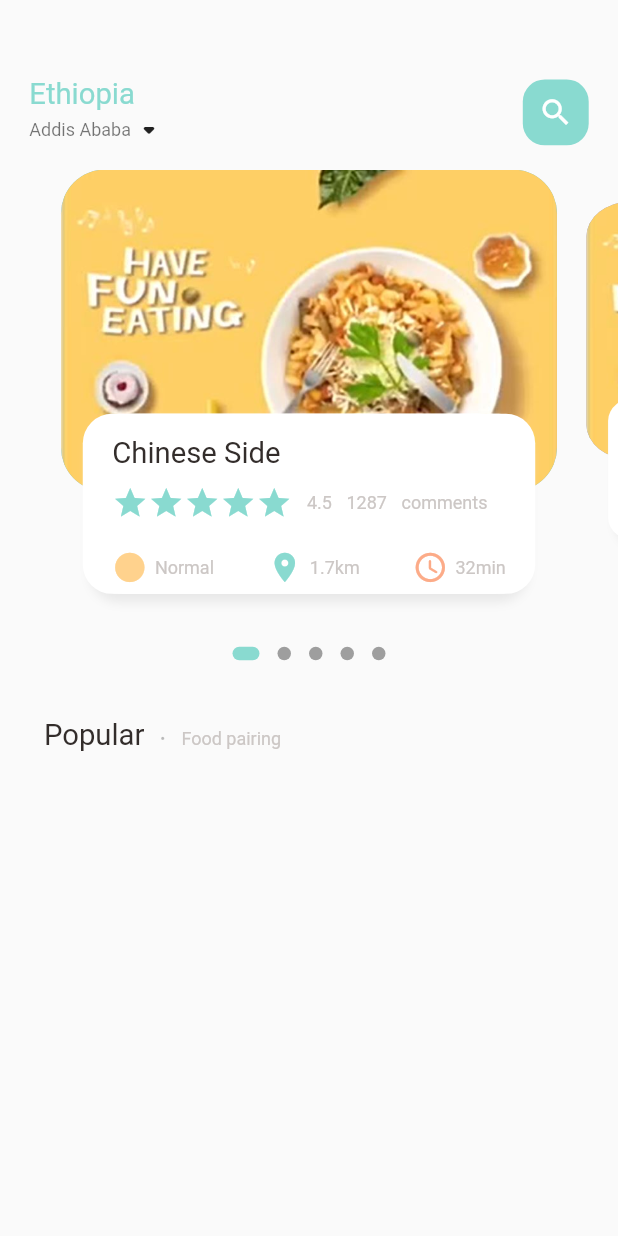
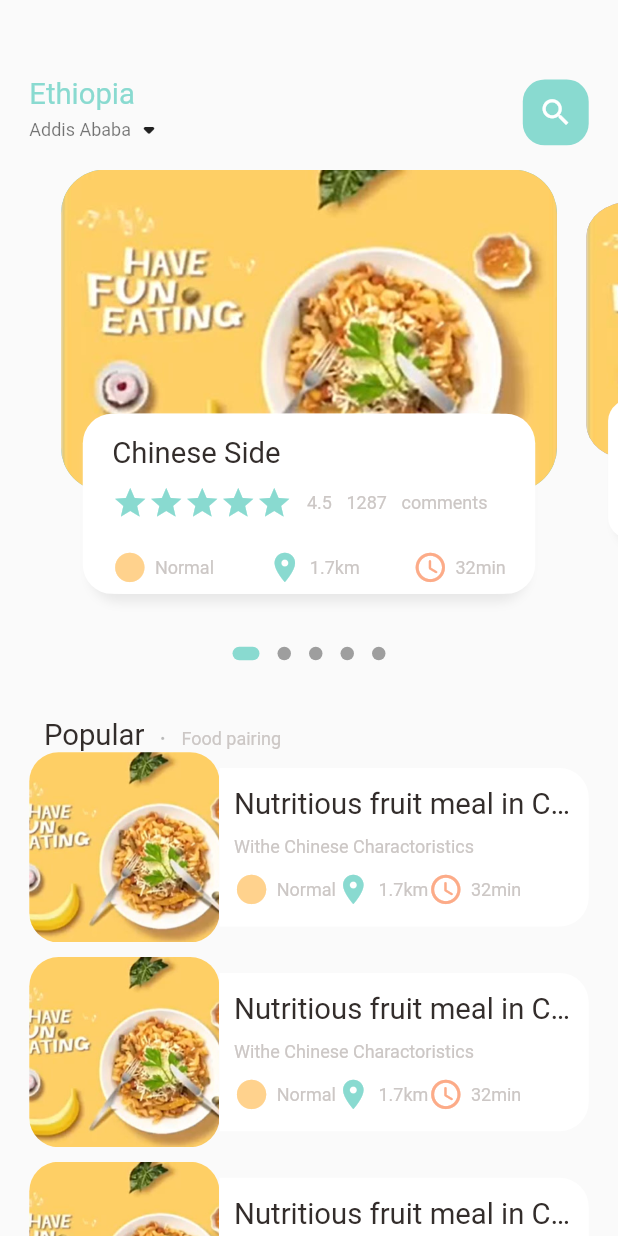
Before and after one commit to dag-tad/enat_guada, a Flutter app: the screen it shows after launch, on a phone screen of 412 x 824 dp. Run offline on Flutter 3.47's test engine with Material 2 defaults, Android fonts, the phone set to English and light mode, and no system bars; drawn by our look-alikes of dots_indicator; our stand-ins replace get.

Commit message:
add popular meal list

```diff
--- a/lib/home/food_page_body.dart
+++ b/lib/home/food_page_body.dart
@@ -72,19 +72,95 @@
               crossAxisAlignment: CrossAxisAlignment.end,
               children: [
                 BigText(text: "Popular"),
-                SizedBox(width: Dimensions.width10,),
+                SizedBox(
+                  width: Dimensions.width10,
+                ),
                 Container(
                     margin: const EdgeInsets.only(bottom: 3),
-                  child: BigText(text: ".", color: Colors.black26)
+                    child: BigText(text: ".", color: Colors.black26)),
+                SizedBox(
+                  width: Dimensions.width10,
                 ),
-                SizedBox(width: Dimensions.width10,),
                 Container(
                   margin: const EdgeInsets.only(bottom: 2),
-                  child: SmallText(text: "Food pairing",),
+                  child: SmallText(
+                    text: "Food pairing",
+                  ),
                 )
               ],
+            )),
+        ListView.builder(
+            physics: NeverScrollableScrollPhysics(),
+            shrinkWrap: true,
+            itemCount: 10,
+            itemBuilder: (context, index) {
+              return Container(
+                margin: EdgeInsets.only(
+                    left: Dimensions.width20,
+                    right: Dimensions.width20,
+                    bottom: Dimensions.height10),
+                child: Row(children: [
+                  Container(
+                    width: Dimensions.listViewImgSize,
+                    height: Dimensions.listViewImgSize,
+                    decoration: BoxDecoration(
+                        borderRadius:
+                            BorderRadius.circular(Dimensions.radius20),
+                        color: Colors.white38,
+                        image: DecorationImage(
+                            fit: BoxFit.cover,
+                            image: AssetImage("assets/image/food0.jpg"))),
+                  ),
+                  Expanded(
+                    child: Container(
+                        height: Dimensions.listViewTextContentSize,
+                        decoration: BoxDecoration(
+                            color: Colors.white,
+                            borderRadius: BorderRadius.only(
+                              topRight: Radius.circular(Dimensions.radius20),
+                              bottomRight:
+                                  Radius.circular(Dimensions.radius20),
+                            )),
+                        padding: EdgeInsets.only(
+                          left: Dimensions.width10,
+                          right: Dimensions.width10,
+                        ),
+                        child: Column(
+                          crossAxisAlignment: CrossAxisAlignment.start,
+                          mainAxisAlignment: MainAxisAlignment.center,
+                          children: [
+                            BigText(text: "Nutritious fruit meal in China"),
+                            SizedBox(
+                              height: Dimensions.height10,
+                            ),
+                            SmallText(
+                              text: "Withe Chinese Charactoristics",
+                            ),
+                            SizedBox(
+                              height: Dimensions.height10,
+                            ),
+                            Row(
+                              children: [
+                                IconAndTextWidget(
+                                    text: 'Normal',
+                                    icon: Icons.circle_sharp,
+                                    iconColor: AppColors.iconColor1),
+                                IconAndTextWidget(
+                                    text: '1.7km',
+                                    icon: Icons.location_on,
+                                    iconColor: AppColors.mainColor),
+                                IconAndTextWidget(
+                                    text: '32min',
+                                    icon: Icons.access_time_rounded,
+                                    iconColor: AppColors.iconColor2),
+                              ],
                             )
+                          ],
+                        )),
                   )
+                ]),
+              );
+            })
       ],
     );
   }
--- a/lib/home/main_food_page.dart
+++ b/lib/home/main_food_page.dart
@@ -60,7 +60,11 @@
                   ]),
             ),
           ),
-          FoodPageBody()
+          Expanded(
+            child: SingleChildScrollView(
+              child: FoodPageBody(),
+            ),
+          ),
         ],
       ),
     );
--- a/lib/main.dart
+++ b/lib/main.dart
@@ -33,14 +33,6 @@
 }
 
 class _MyHomePageState extends State<MyHomePage> {
-  int _counter = 0;
-
-  void _incrementCounter() {
-    setState(() {
-      _counter++;
-    });
-  }
-
   @override
   Widget build(BuildContext context) {
     return GetMaterialApp(
--- a/lib/util/dimentions.dart
+++ b/lib/util/dimentions.dart
@@ -29,4 +29,7 @@
   static double radius30 = screenHeight / 28.13;
 
   static double iconSize24 = screenHeight / 35.17;
+
+  static double listViewImgSize = screenWidth / 3.25;
+  static double listViewTextContentSize = screenWidth / 3.9;
 }
```
Lines whose indentation alone changed are shown as unchanged.
